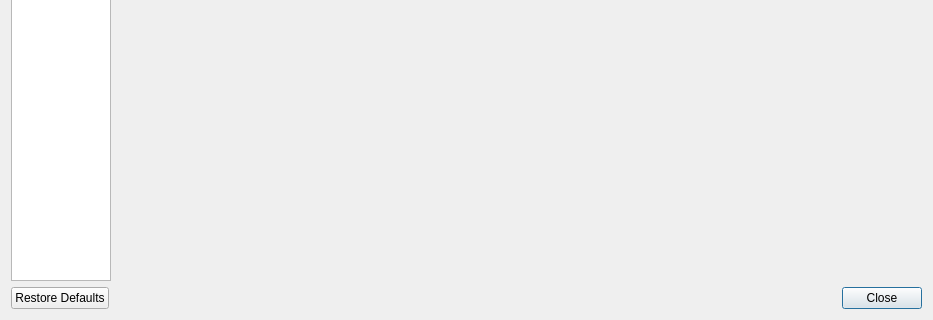
Old version of the form qt/src/EmuSettingsWindow.ui in the repository snes9xgit/snes9x; both pictures show x 0 to 933 and y 399 to 719 of the 933 by 719 pixel window.
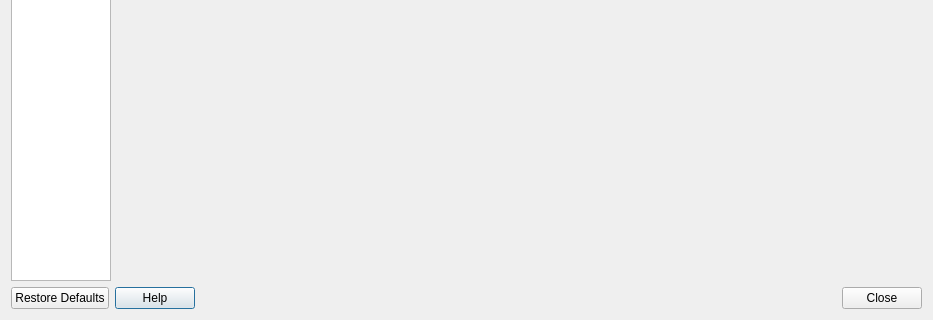
New version of the form. Icons and pictures are not drawn.

```diff
--- a/qt/src/EmuSettingsWindow.ui
+++ b/qt/src/EmuSettingsWindow.ui
@@ -129,6 +129,13 @@
        </property>
       </widget>
      </item>
+     <item>
+      <widget class="QPushButton" name="pushButton_help">
+       <property name="text">
+        <string>Help</string>
+       </property>
+      </widget>
+     </item>
      <item>
       <spacer name="horizontalSpacer">
        <property name="orientation">
```
